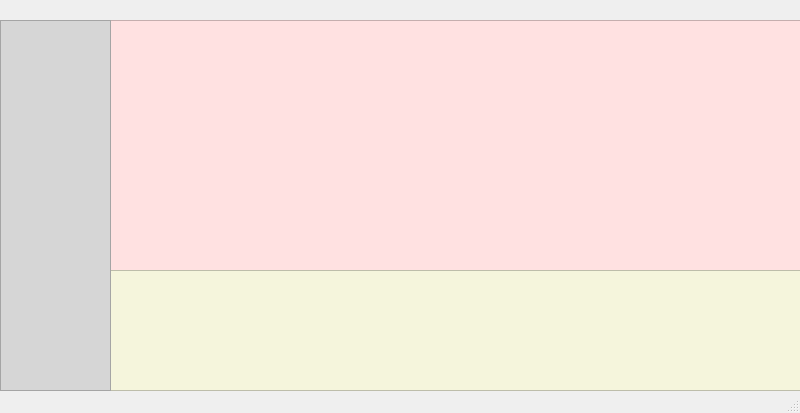
First picture: the form in Chaty/mainwindow.ui, repository redamancyguy/Chaty, before the edit.
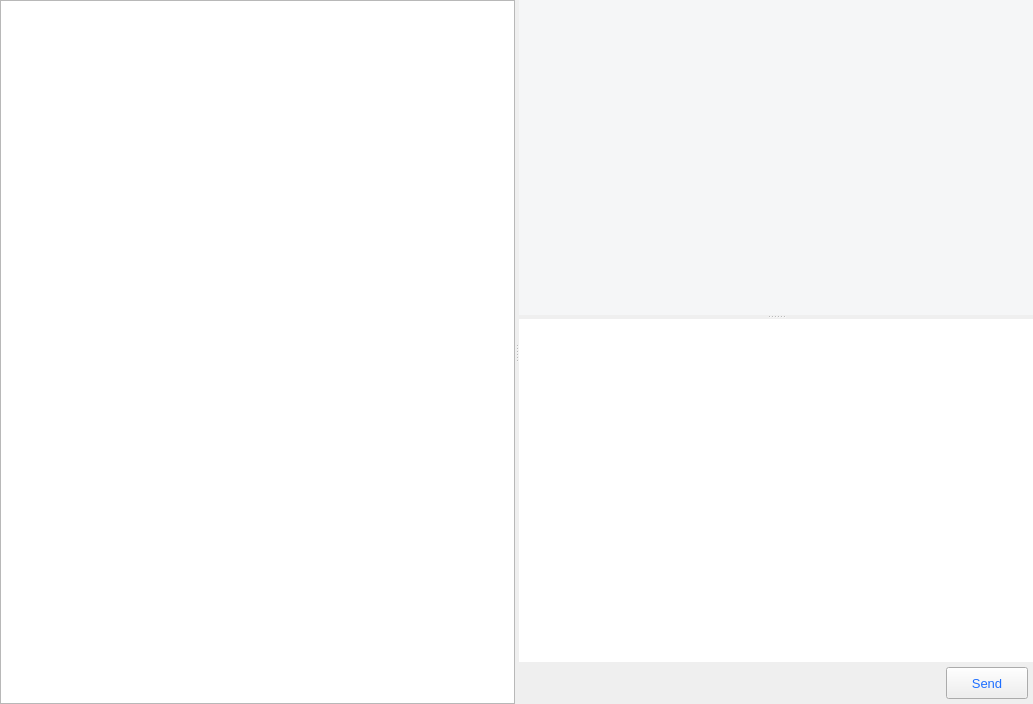
Second picture: the form after the edit. Icons and pictures are not drawn.

The edit to the form file:
```diff
--- a/Chaty/mainwindow.ui
+++ b/Chaty/mainwindow.ui
@@ -6,8 +6,8 @@
    <rect>
     <x>0</x>
     <y>0</y>
-    <width>800</width>
-    <height>413</height>
+    <width>1033</width>
+    <height>704</height>
    </rect>
   </property>
   <property name="minimumSize">
@@ -17,76 +17,180 @@
    </size>
   </property>
   <property name="windowTitle">
-   <string>MainWindow</string>
+   <string>Chaty</string>
+  </property>
+  <property name="windowIcon">
+   <iconset resource="src.qrc">
+    <normaloff>:/chaty.ico</normaloff>:/chaty.ico</iconset>
+  </property>
+  <property name="styleSheet">
+   <string notr="true">QMainWindow{
+	background-color: rgb(255, 255, 255);
+}
+font: 9pt &quot;Arial&quot;;</string>
   </property>
   <widget class="QWidget" name="centralwidget">
-   <widget class="QTextBrowser" name="textBrowser">
-    <property name="geometry">
-     <rect>
-      <x>110</x>
-      <y>20</y>
-      <width>691</width>
-      <height>251</height>
-     </rect>
+   <layout class="QHBoxLayout" name="horizontalLayout_4">
+    <property name="spacing">
+     <number>0</number>
     </property>
-    <property name="styleSheet">
-     <string notr="true">QWidget{
+    <property name="leftMargin">
+     <number>0</number>
+    </property>
+    <property name="topMargin">
+     <number>0</number>
+    </property>
+    <property name="rightMargin">
+     <number>0</number>
+    </property>
+    <property name="bottomMargin">
+     <number>0</number>
+    </property>
+    <item>
+     <widget class="QSplitter" name="list_splitter">
+      <property name="orientation">
+       <enum>Qt::Horizontal</enum>
+      </property>
+      <property name="childrenCollapsible">
+       <bool>false</bool>
+      </property>
+      <widget class="QListWidget" name="listWidget">
+       <property name="sizePolicy">
+        <sizepolicy hsizetype="Minimum" vsizetype="Expanding">
+         <horstretch>0</horstretch>
+         <verstretch>0</verstretch>
+        </sizepolicy>
+       </property>
+       <property name="styleSheet">
+        <string notr="true"/>
+       </property>
+      </widget>
+      <widget class="QSplitter" name="input_splitter">
+       <property name="sizePolicy">
+        <sizepolicy hsizetype="Maximum" vsizetype="Expanding">
+         <horstretch>0</horstretch>
+         <verstretch>0</verstretch>
+        </sizepolicy>
+       </property>
+       <property name="orientation">
+        <enum>Qt::Vertical</enum>
+       </property>
+       <property name="childrenCollapsible">
+        <bool>false</bool>
+       </property>
+       <widget class="QTextBrowser" name="textBrowser">
+        <property name="sizePolicy">
+         <sizepolicy hsizetype="Expanding" vsizetype="Expanding">
+          <horstretch>0</horstretch>
+          <verstretch>0</verstretch>
+         </sizepolicy>
+        </property>
+        <property name="styleSheet">
+         <string notr="true">QWidget{
 	color:rgb(150,0,150);
 	font:12pt &quot;Arial Black&quot;;
-    background-color:rgb(255,225,225);
+    background-color:#F5F6F7;
 	font-family: Source Sans Pro; 
     font-weight: bold; 
+	border:none;
 }
 </string>
-    </property>
-    <property name="html">
-     <string>&lt;!DOCTYPE HTML PUBLIC &quot;-//W3C//DTD HTML 4.0//EN&quot; &quot;http://www.w3.org/TR/REC-html40/strict.dtd&quot;&gt;
+        </property>
+        <property name="html">
+         <string>&lt;!DOCTYPE HTML PUBLIC &quot;-//W3C//DTD HTML 4.0//EN&quot; &quot;http://www.w3.org/TR/REC-html40/strict.dtd&quot;&gt;
 &lt;html&gt;&lt;head&gt;&lt;meta name=&quot;qrichtext&quot; content=&quot;1&quot; /&gt;&lt;style type=&quot;text/css&quot;&gt;
 p, li { white-space: pre-wrap; }
 &lt;/style&gt;&lt;/head&gt;&lt;body style=&quot; font-family:'Source Sans Pro'; font-size:12pt; font-weight:600; font-style:normal;&quot;&gt;
 &lt;p style=&quot;-qt-paragraph-type:empty; margin-top:0px; margin-bottom:0px; margin-left:0px; margin-right:0px; -qt-block-indent:0; text-indent:0px; font-family:'SimSun'; font-size:15pt; font-weight:400;&quot;&gt;&lt;br /&gt;&lt;/p&gt;&lt;/body&gt;&lt;/html&gt;</string>
-    </property>
-   </widget>
-   <widget class="QTextEdit" name="textEdit">
-    <property name="geometry">
-     <rect>
-      <x>110</x>
-      <y>270</y>
-      <width>691</width>
-      <height>121</height>
-     </rect>
-    </property>
-    <property name="styleSheet">
-     <string notr="true">QWidget{
-	font:12pt &quot;Arial Black&quot;;
-	font-family: Source Sans Pro; 
-    font-weight: bold; 
-    background-color:beige;
-    color:rgb(150,0,150);
+        </property>
+       </widget>
+       <widget class="QWidget" name="">
+        <layout class="QVBoxLayout" name="verticalLayout">
+         <property name="spacing">
+          <number>0</number>
+         </property>
+         <property name="sizeConstraint">
+          <enum>QLayout::SetMinimumSize</enum>
+         </property>
+         <item>
+          <widget class="QTextEdit" name="textEdit">
+           <property name="sizePolicy">
+            <sizepolicy hsizetype="Expanding" vsizetype="Expanding">
+             <horstretch>0</horstretch>
+             <verstretch>0</verstretch>
+            </sizepolicy>
+           </property>
+           <property name="font">
+            <font>
+             <pointsize>12</pointsize>
+            </font>
+           </property>
+           <property name="styleSheet">
+            <string notr="true">QTextEdit{
+	border:none;
 }</string>
-    </property>
-   </widget>
-   <widget class="QListWidget" name="listWidget">
-    <property name="geometry">
-     <rect>
-      <x>0</x>
-      <y>20</y>
-      <width>111</width>
-      <height>371</height>
-     </rect>
-    </property>
-    <property name="styleSheet">
-     <string notr="true">QWidget{
-	font:9pt &quot;Arial Black&quot;;
-	font-family: Source Sans Pro; 
-    font-weight: bold; 
-    background-color:rgb(214,214,214);
-    color:rgb(255,0,100);
+           </property>
+          </widget>
+         </item>
+         <item>
+          <layout class="QHBoxLayout" name="horizontalLayout_3">
+           <property name="sizeConstraint">
+            <enum>QLayout::SetMinimumSize</enum>
+           </property>
+           <item>
+            <spacer name="horizontalSpacer">
+             <property name="orientation">
+              <enum>Qt::Horizontal</enum>
+             </property>
+             <property name="sizeHint" stdset="0">
+              <size>
+               <width>40</width>
+               <height>20</height>
+              </size>
+             </property>
+            </spacer>
+           </item>
+           <item>
+            <widget class="QPushButton" name="send">
+             <property name="font">
+              <font>
+               <pointsize>10</pointsize>
+              </font>
+             </property>
+             <property name="autoFillBackground">
+              <bool>false</bool>
+             </property>
+             <property name="styleSheet">
+              <string notr="true">QPushButton{
+	margin:5px;
+	height:30px;
+	color: rgb(30, 111, 255);
+	width:80px;
 }</string>
-    </property>
-   </widget>
+             </property>
+             <property name="text">
+              <string>Send</string>
+             </property>
+             <property name="autoDefault">
+              <bool>false</bool>
+             </property>
+             <property name="default">
+              <bool>false</bool>
+             </property>
+             <property name="flat">
+              <bool>false</bool>
+             </property>
+            </widget>
+           </item>
+          </layout>
+         </item>
+        </layout>
+       </widget>
+      </widget>
+     </widget>
+    </item>
+   </layout>
   </widget>
-  <widget class="QStatusBar" name="statusbar"/>
  </widget>
  <resources/>
  <connections/>
```
Left out of the diff: 4 changed lines with no effect on the pictures.
